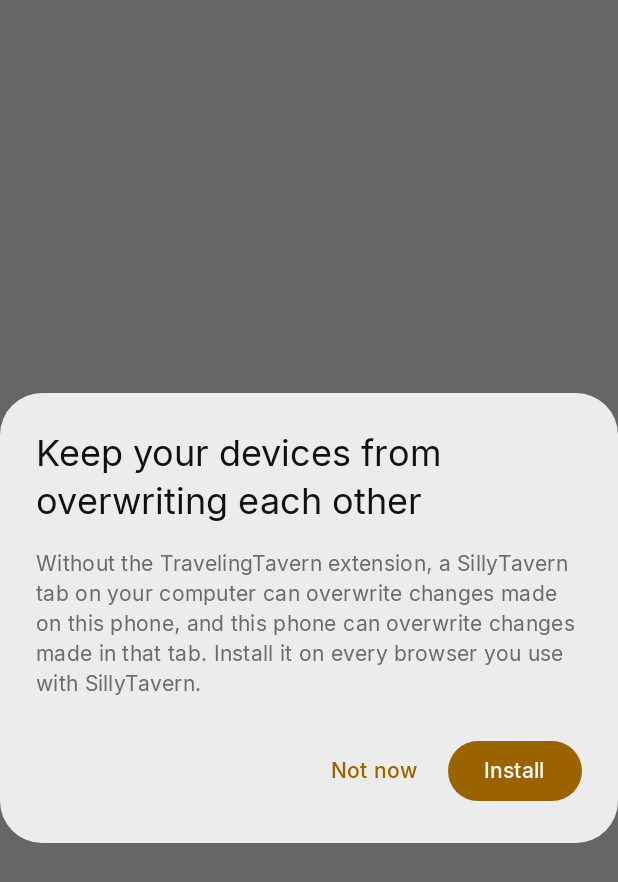
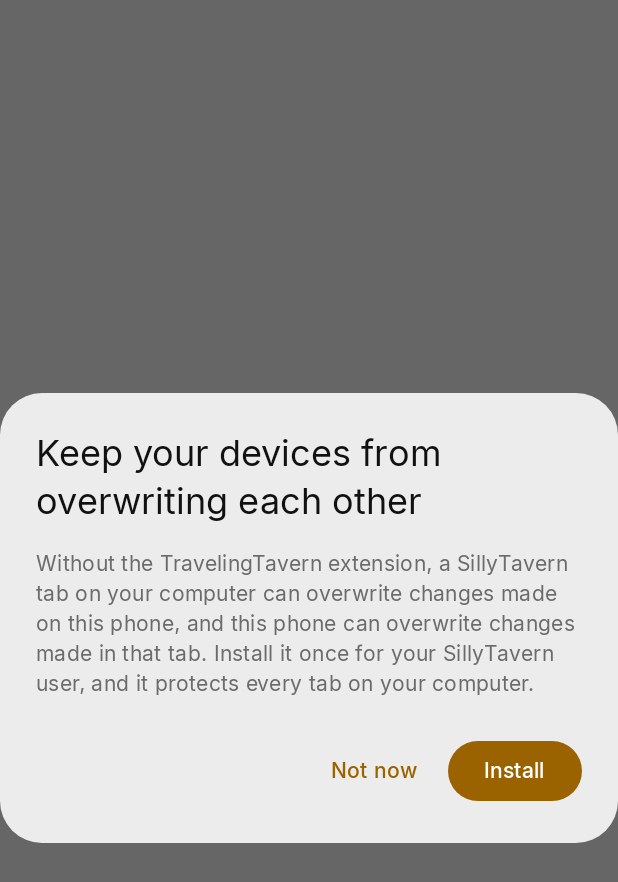
Before and after one commit to Tiffany-Warner/TravelingTavern, an Android app built with Jetpack Compose: the @Preview function ExtensionPromptDialogPreview, on a phone screen of 412 x 824 dp. Shown: the top 882 px of the screen. Run offline under Robolectric (Android 15) with nearby library versions, the phone set to English and light mode, and no system bars.

Commit message:
fix: say the extension installs once per SillyTavern user
The one-time prompt told users to install the extension on every
browser. It installs on the server once per SillyTavern user and
protects every tab on that computer. Spec A8 quotes the same text.

```diff
--- a/app/src/main/res/values/strings.xml
+++ b/app/src/main/res/values/strings.xml
@@ -259,7 +259,7 @@
     <string name="protection_not_now">Not now</string>
     <string name="protection_ok">OK</string>
     <string name="protection_prompt_title">Keep your devices from overwriting each other</string>
-    <string name="protection_prompt_text">Without the TravelingTavern extension, a SillyTavern tab on your computer can overwrite changes made on this phone, and this phone can overwrite changes made in that tab. Install it on every browser you use with SillyTavern.</string>
+    <string name="protection_prompt_text">Without the TravelingTavern extension, a SillyTavern tab on your computer can overwrite changes made on this phone, and this phone can overwrite changes made in that tab. Install it once for your SillyTavern user, and it protects every tab on your computer.</string>
     <string name="protection_confirm_install_title">Install the TravelingTavern extension?</string>
     <string name="protection_confirm_install_text">SillyTavern downloads it from GitHub and installs it for your user. SillyTavern on this phone then reloads.</string>
     <string name="protection_confirm_update_title">Update the TravelingTavern extension?</string>
```
Also changed, not shown: 1 other file.
